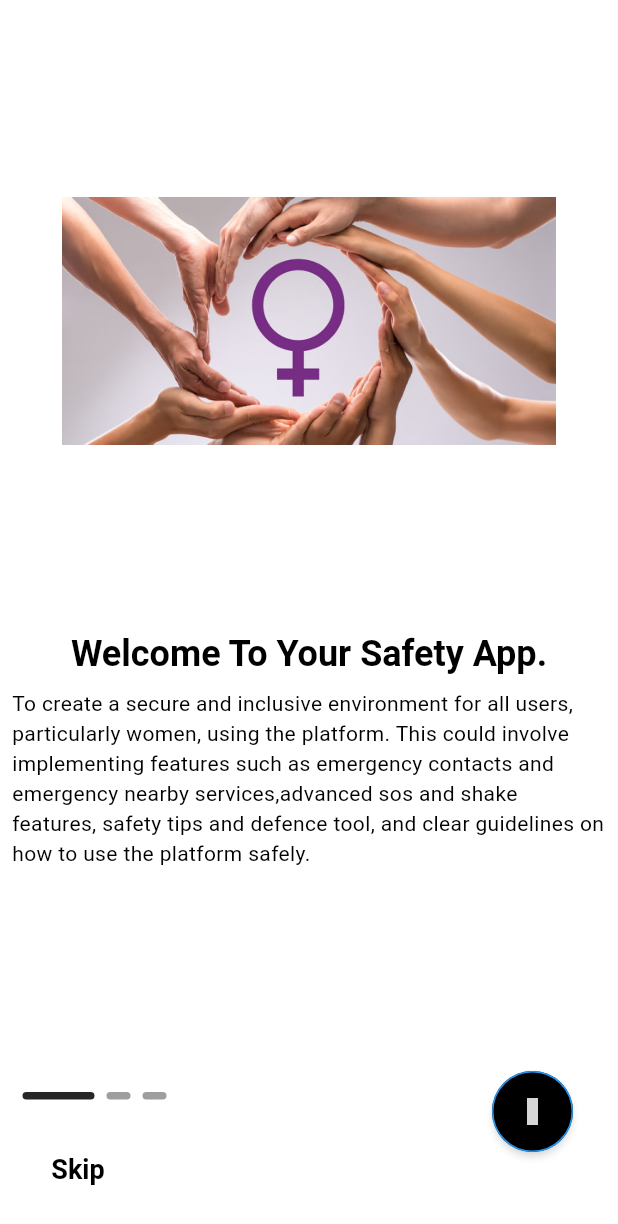
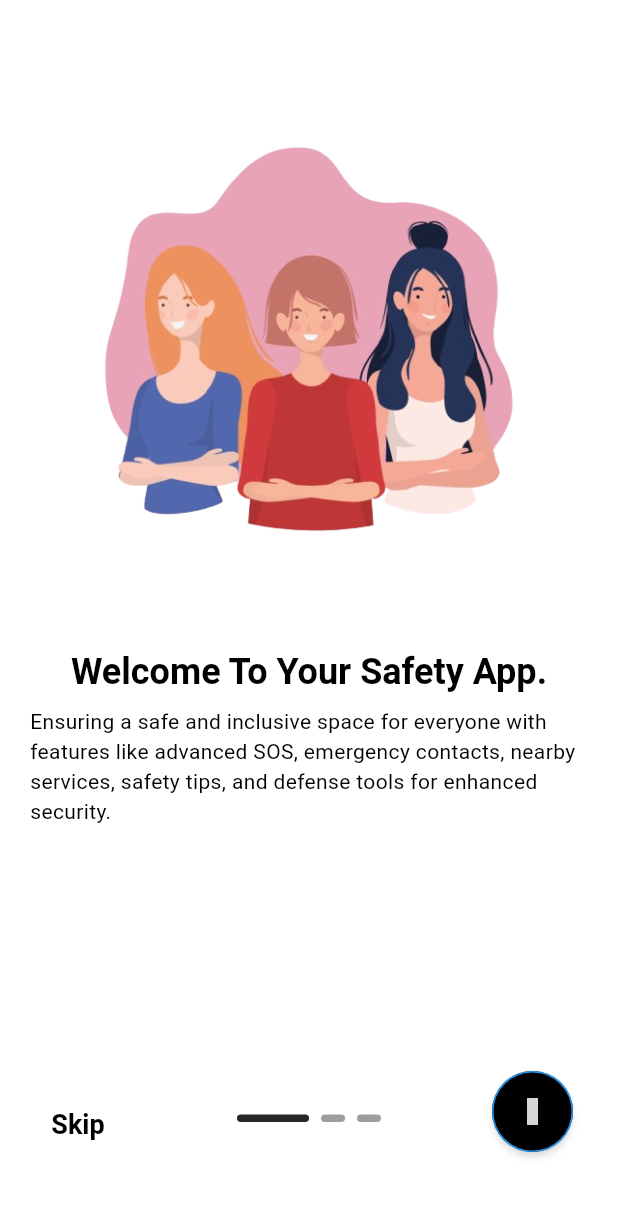
Before and after one commit to yuvaraj8080/Women_Safety_App, a Flutter app: the screen it shows after launch, on a phone screen of 412 x 824 dp. Shown: the top 1224 px of the screen. Run offline on Flutter 3.47's test engine with Material 3 defaults, Android fonts, the phone set to English and light mode, and no system bars; drawn by our look-alikes of smooth_page_indicator; our stand-ins replace cached_network_image, cloud_firestore, connectivity_plus, contacts_service, firebase_auth, firebase_core and 20 more; missing offline and left inert: background_sms, dart:ffi, dialog_flowtter_plus, firebase_app_check, flutter_phone_direct_caller; accounts and stored records are empty; Roboto replaces fonts that are missing (Poppins); project files that could hold a hidden picture were left out; grey boxes are pictures that could not be loaded.

Commit message:
onboaring updated

```diff
--- a/lib/features/authentication/screens/onBoarding/onboarding.dart
+++ b/lib/features/authentication/screens/onBoarding/onboarding.dart
@@ -1,4 +1,3 @@
-
 import 'package:flutter/material.dart';
 import 'package:get/get.dart';
 import '../../controllers/onboarding/onboardingcontroller.dart';
@@ -7,48 +6,52 @@ import '../widgets/onboarding_next.dart';
 import '../widgets/onboarding_page.dart';
 import '../widgets/onboarding_skip.dart';
 
-
 class OnBoardingScreen extends StatelessWidget {
   const OnBoardingScreen({super.key});
 
   @override
   Widget build(BuildContext context) {
-
     final controller = Get.put(onBordingController());
 
     return Scaffold(
-        body: Stack(
-            children: [
+        body: Stack(children: [
       /// Horizantal Scrollabel Pages
       PageView(
           controller: controller.pageCotroller,
           onPageChanged: controller.updatePageIndicator,
           children: const [
-        onBordingPage(image:"assets/images/on_boarding_images/img.png",
-          title: "Welcome To Your Safety App.",subtitle1:"To create a secure and inclusive environment for all users, particularly women, using the platform. This could involve implementing features such as emergency contacts and emergency nearby services,advanced sos and shake features, safety tips and defence tool, and clear guidelines on how to use the platform safely.", subtitle2: '',),
-
-
-        onBordingPage(image:"assets/images/on_boarding_images/board4.png",
-            title: "Advanced SOS Feature",subtitle1:"1) Advanced SOS features for instant help, Sent background sms every 10 second to all your added trusted contacts till you not stop this sos feature     "
-                "2) Sent message  to your contacts with your current live location URL and help MESSAGE"
-                , subtitle2:"3) Stay vigilant with our built-in shake feature. Simply shake your device in case of emergency, and our app will discreetly send out alerts to your chosen contacts, ensuring your safety anytime, anywhere."),
-
-        onBordingPage(image:"assets/images/on_boarding_images/onboard2.webp",
-            title: "Hello Dear, Take your first step towards your safe world",subtitle1:"Allow users to create trusted networks of friends and family who can be contacted in case of emergencies."
-                " Enable users to report incidents of harassment or unsafe behavior within the community while maintaining anonymity, fostering a safe environment for sharing concerns.",
-          subtitle2: '',),
-
+            onBordingPage(
+              image: "assets/images/on_boarding_images/onboarding_image1.png",
+              title: "Welcome To Your Safety App.",
+              subtitle1:
+                  "Ensuring a safe and inclusive space for everyone with features like advanced SOS, emergency contacts, nearby services, safety tips, and defense tools for enhanced security.",
+              subtitle2: '',
+            ),
+            onBordingPage(
+                image: "assets/images/on_boarding_images/board4.png",
+                title: "Advanced SOS Feature",
+                subtitle1:
+                    "1) Instant SOS alerts with background SMS every 10 seconds until stopped.\n"
+                    "2) Share live location and help message with trusted contacts.",
+                subtitle2:
+                    "3) Emergency shake feature for discreet alerts anytime, anywhere."),
+            onBordingPage(
+              image: "assets/images/on_boarding_images/onboarding_image3.png",
+              title: "Hello Dear, Take your first step towards your safe world",
+              subtitle1:
+                 "Create trusted networks for emergency contacts and report incidents anonymously to ensure community safety. a safe environment for sharing concerns.",
+              subtitle2: '',
+            ),
           ]),
 
       /// Skip Button
       const onBoardingSkip(),
 
       ///  Bot Navigation SmoothPageIndicator
-          const onBoardingNavigation(),
+      const OnBoardingNavigation(),
 
       ///  Circular Button
       const onBoardingNextButton()
-
     ]));
   }
 }
--- a/lib/features/authentication/screens/widgets/onBoarding_dot_navigation.dart
+++ b/lib/features/authentication/screens/widgets/onBoarding_dot_navigation.dart
@@ -4,25 +4,28 @@ import '../../controllers/onboarding/onboardingcontroller.dart';
 import '../../../../utils/constants/colors.dart';
 import '../../../../utils/halpers/helper_function.dart';
 
-class onBoardingNavigation extends StatelessWidget {
-  const onBoardingNavigation({
-    super.key,
-  });
+class OnBoardingNavigation extends StatelessWidget {
+  const OnBoardingNavigation({super.key});
 
   @override
   Widget build(BuildContext context) {
-
     final dark = THelperFunction.isDarkMode(context);
     final controller = onBordingController.instance;
 
-    return Positioned(
-        bottom:kToolbarHeight+35,
-        left:15,
-        child:SmoothPageIndicator(
-          controller:controller.pageCotroller,
+    return Align(
+      alignment: Alignment.bottomCenter,
+      child: Padding(
+        padding: EdgeInsets.only(bottom: kToolbarHeight + 20),
+        child: SmoothPageIndicator(
+          controller: controller.pageCotroller,
           onDotClicked: controller.dotNavigationClick,
-          count:3,
-          effect:ExpandingDotsEffect(activeDotColor: dark? TColors.light : TColors.dark,dotHeight:5),
-        ));
+          count: 3,
+          effect: ExpandingDotsEffect(
+            activeDotColor: dark ? TColors.light : TColors.dark,
+            dotHeight: 5,
+          ),
+        ),
+      ),
+    );
   }
 }
--- a/lib/features/authentication/screens/widgets/onboarding_page.dart
+++ b/lib/features/authentication/screens/widgets/onboarding_page.dart
@@ -10,7 +10,7 @@ class onBordingPage extends StatelessWidget {
   @override
   Widget build(BuildContext context) {
     return Padding(
-      padding: const EdgeInsets.all(8),
+      padding: const EdgeInsets.all(20),
       child: Column(
       children: [
           Image(
--- a/lib/features/authentication/screens/widgets/onboarding_skip.dart
+++ b/lib/features/authentication/screens/widgets/onboarding_skip.dart
@@ -9,7 +9,7 @@ class onBoardingSkip extends StatelessWidget {
 
   @override
   Widget build(BuildContext context) {
-    return Positioned(left:20,bottom:20,child:TextButton(
+    return Positioned(left:20,bottom:50,child:TextButton(
       onPressed:()=> onBordingController.instance.skipPage(),
       child:Text("Skip",style:Theme.of(context).textTheme.headlineSmall)));
   }
--- a/lib/navigation_menu.dart
+++ b/lib/navigation_menu.dart
@@ -22,8 +22,9 @@ class NavigationMenu extends StatelessWidget {
           onDestinationSelected:(index)=>controller.selectedIndex.value = index,
           destinations:const[
            NavigationDestination(icon:Icon(Icons.health_and_safety_outlined), label:"Safety Tool"),
+           NavigationDestination(icon:Icon(Icons.home_outlined), label:"Home"),
            NavigationDestination(icon:Icon(Icons.newspaper), label:"News"),
-           NavigationDestination(icon:Icon(Icons.home_outlined), label:"Home"),
+
            NavigationDestination(icon:Icon(Iconsax.profile_add), label:"Profile"),
           ]
         ),
@@ -37,6 +38,6 @@ class NavigationMenu extends StatelessWidget {
 class NavigationController extends  GetxController{
   final Rx<int>  selectedIndex = 1.obs;
 
-  final screens = [SafetyToolScreen(),NewsTabView(),HomeScreen(),const SettingScreen()];
+  final screens = [SafetyToolScreen(),HomeScreen(),NewsTabView(),const SettingScreen()];
 
 }
```
Also changed, not shown: assets/images/on_boarding_images/board4.png, assets/images/on_boarding_images/onboarding_image1.png (added), assets/images/on_boarding_images/onboarding_image3.png (added). Lines whose indentation alone changed are shown as unchanged.
